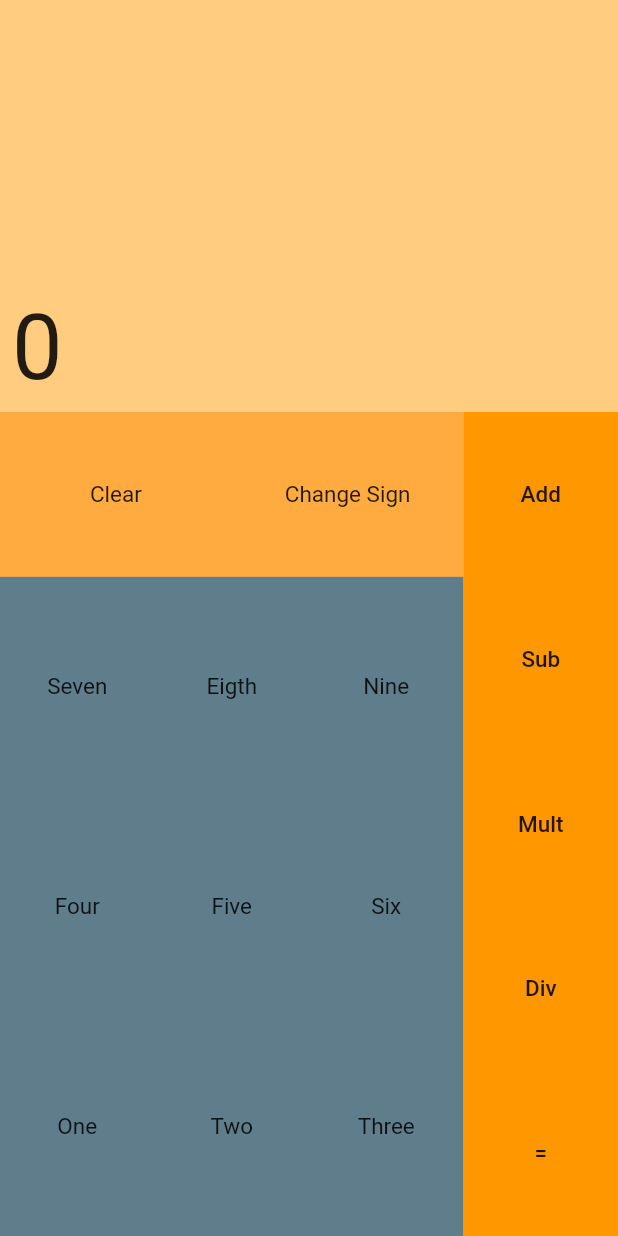
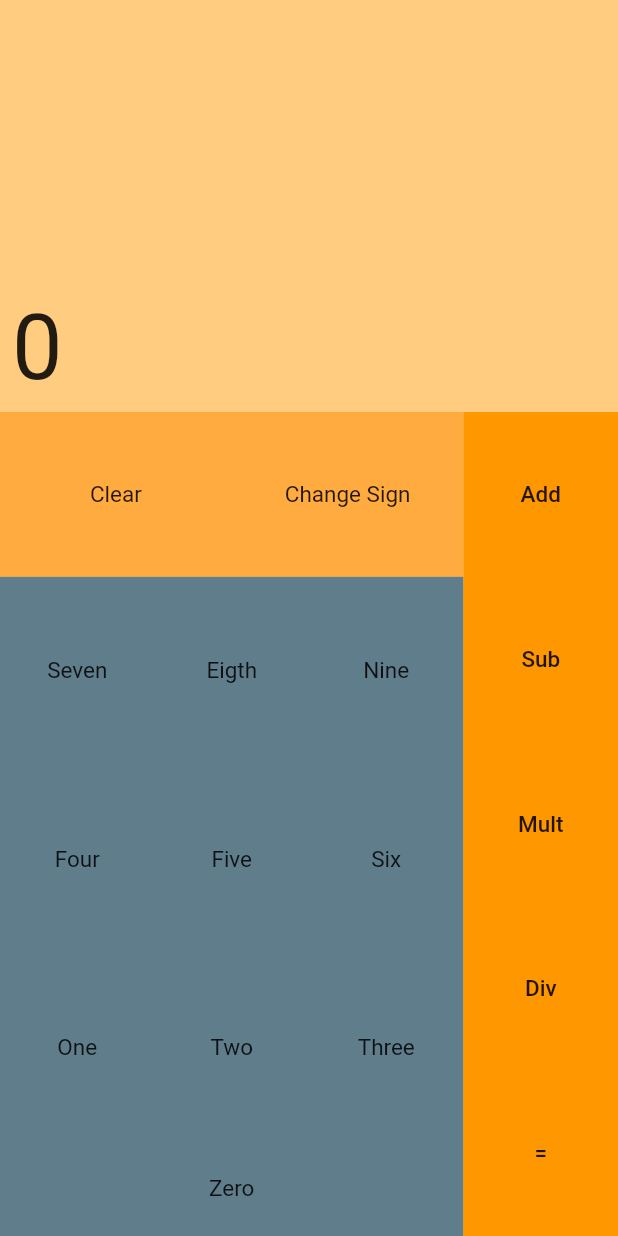
Before and after one commit to georgiani/FCalc, a Flutter app: the screen it shows after launch, on a phone screen of 412 x 824 dp. Run offline on Flutter 3.47's test engine with Material 2 defaults, Android fonts, the phone set to English and light mode, and no system bars.

Commit message:
Last changes

```diff
--- a/simple_calc/lib/UI/keyboard.dart
+++ b/simple_calc/lib/UI/keyboard.dart
@@ -16,6 +16,7 @@ class KeyboardSpace extends StatelessWidget {
               child: Column(
                 children: [
                   Expanded(
+                    flex: 2,
                     child: Row(
                       children: [
                         Expanded(
@@ -67,6 +68,7 @@ class KeyboardSpace extends StatelessWidget {
                     ),
                   ),
                   Expanded(
+                    flex: 2,
                     child: Row(
                       children: [
                         Expanded(
@@ -118,6 +120,7 @@ class KeyboardSpace extends StatelessWidget {
                     ),
                   ),
                   Expanded(
+                    flex: 2,
                     child: Row(
                       children: [
                         Expanded(
@@ -168,6 +171,22 @@ class KeyboardSpace extends StatelessWidget {
                       ],
                     ),
                   ),
+                  Expanded(
+                    flex: 1,
+                    child: GestureDetector(
+                      child: Center(
+                        child: Text(
+                          "Zero",
+                          style: TextStyle(
+                            fontSize: 15,
+                          ),
+                        ),
+                      ),
+                      onTap: () {
+                        calcModel.addToNumber(0);
+                      },
+                    ),
+                  ),
                 ],
               ),
             ),
```
Also changed, not shown: screens/ssbetter.png (added), 2 other files.
